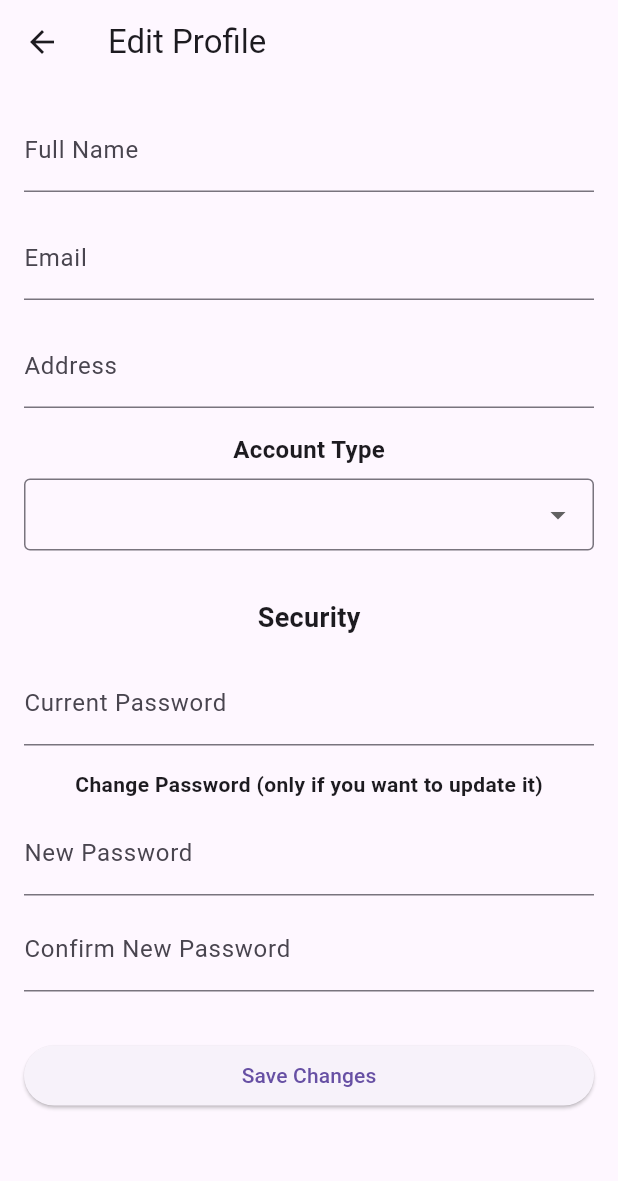
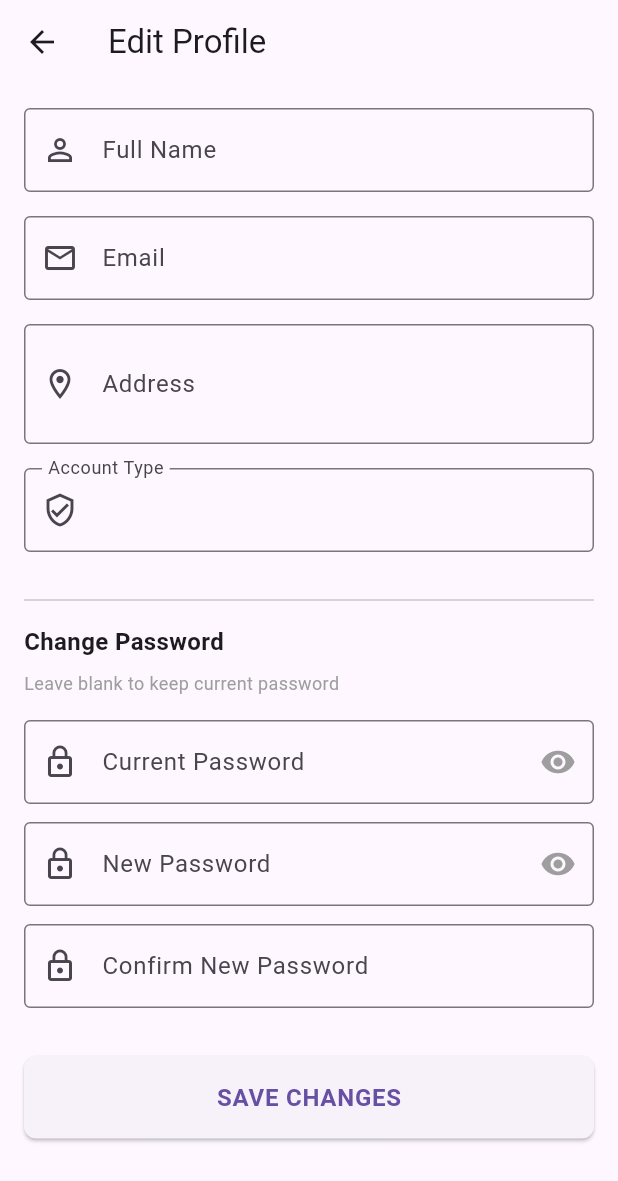
Before and after one commit to salehsaid072/final_project, a Flutter app: the EditProfileScreen screen opened directly with empty values, on a phone screen of 412 x 824 dp. Shown: the top 1181 px of the screen. Run offline on Flutter 3.47's test engine with Material 3 defaults, Android fonts, the phone set to English and light mode, and no system bars; our stand-ins replace cached_network_image, cloud_firestore, firebase_auth, firebase_core, firebase_storage, flutter_local_notifications and 2 more; accounts and stored records are empty.

Commit message:
edit profile

```diff
--- a/lib/buyer/buyer_homepage.dart
+++ b/lib/buyer/buyer_homepage.dart
@@ -2,6 +2,7 @@ import 'dart:async';
 import 'package:flutter/material.dart';
 import 'package:projectfrontend/notification_service.dart';
 import 'product_listing_page.dart';
+import '../profile screen/profile_screen.dart';
 
 class BuyerHomePage extends StatefulWidget {
   const BuyerHomePage({super.key});
@@ -214,7 +215,7 @@ class _BuyerHomePageState extends State<BuyerHomePage> {
           if (index == 0) {
             Navigator.pushNamed(context, '/buyer_home');
           } else if (index == 1) {
-            Navigator.pushNamed(context, '/profile screen');
+            Navigator.pushNamed(context, '/profile');
           } else if (index == 2) {
             Navigator.pushNamed(context, '/notifications');
           }
--- a/lib/profile screen/widgets/edit_profile_screen.dart
+++ b/lib/profile screen/widgets/edit_profile_screen.dart
@@ -15,7 +15,6 @@ class EditProfileScreen extends StatefulWidget {
 }
 
 class _EditProfileScreenState extends State<EditProfileScreen> {
-  final FirebaseAuth _auth = FirebaseAuth.instance;
   final _formKey = GlobalKey<FormState>();
   late TextEditingController _fullNameController;
   late TextEditingController _emailController;
@@ -23,9 +22,12 @@ class _EditProfileScreenState extends State<EditProfileScreen> {
   late TextEditingController _currentPasswordController;
   late TextEditingController _newPasswordController;
   late TextEditingController _confirmPasswordController;
+
   bool _isLoading = false;
-  String? _selectedUserType;
-  final List<String> _availableUserTypes = ['Buyer', 'Farmer'];
+  bool _isPasswordVisible = false;
+
+  // User type should not be changed by the user
+  late String _userType;
 
   @override
   void initState() {
@@ -36,7 +38,7 @@ class _EditProfileScreenState extends State<EditProfileScreen> {
     _currentPasswordController = TextEditingController();
     _newPasswordController = TextEditingController();
     _confirmPasswordController = TextEditingController();
-    _selectedUserType = widget.user.userType;
+    _userType = widget.user.userType;
   }
 
   @override
@@ -50,19 +52,56 @@ class _EditProfileScreenState extends State<EditProfileScreen> {
     super.dispose();
   }
 
+  // Validate required fields
+  String? _validateRequired(String? value, String fieldName) {
+    if (value == null || value.trim().isEmpty) {
+      return 'Please enter your $fieldName';
+    }
+    return null;
+  }
+
+  // Validate email format
+  String? _validateEmail(String? value) {
+    if (value == null || value.trim().isEmpty) {
+      return 'Please enter your email';
+    }
+    if (!RegExp(r'^[\w-\.]+@([\w-]+\.)+[\w-]{2,4}$').hasMatch(value)) {
+      return 'Please enter a valid email address';
+    }
+    return null;
+  }
+
+  // Validate password strength
+  String? _validatePassword(String? value) {
+    if (value == null || value.isEmpty) return null;
+    if (value.length < 6) {
+      return 'Password must be at least 6 characters';
+    }
+    return null;
+  }
+
+  // Validate password confirmation
+  String? _validateConfirmPassword(String? value) {
+    if (value != _newPasswordController.text) {
+      return 'Passwords do not match';
+    }
+    return null;
+  }
+
   Future<void> _saveChanges() async {
     if (!_formKey.currentState!.validate()) return;
 
-    // Only require current password if email or password is being changed
+    final isPasswordChanging = _newPasswordController.text.isNotEmpty;
     final isEmailChanging = _emailController.text.trim() != widget.user.email;
-    final isPasswordChanging = _newPasswordController.text.isNotEmpty;
 
+    // Require current password for sensitive changes
     if ((isEmailChanging || isPasswordChanging) && _currentPasswordController.text.isEmpty) {
       if (mounted) {
         ScaffoldMessenger.of(context).showSnackBar(
           const SnackBar(
             content: Text('Current password is required to update email or password'),
             backgroundColor: Colors.orange,
+            duration: Duration(seconds: 3),
           ),
         );
       }
@@ -73,20 +112,6 @@ class _EditProfileScreenState extends State<EditProfileScreen> {
 
     try {
       final authService = Provider.of<AuthService>(context, listen: false);
-      final currentUser = _auth.currentUser;
-
-      if (currentUser == null) {
-        throw Exception('User not authenticated');
-      }
-
-      // Only reauthenticate if changing email or password
-      if (isEmailChanging || isPasswordChanging) {
-        final credential = EmailAuthProvider.credential(
-          email: widget.user.email,
-          password: _currentPasswordController.text,
-        );
-        await currentUser.reauthenticateWithCredential(credential);
-      }
 
       // Update email if changed
       if (isEmailChanging) {
@@ -96,7 +121,7 @@ class _EditProfileScreenState extends State<EditProfileScreen> {
         );
       }
 
-      // Update password if new password is provided
+      // Update password if changed
       if (isPasswordChanging) {
         await authService.updatePassword(
           _currentPasswordController.text,
@@ -104,19 +129,12 @@ class _EditProfileScreenState extends State<EditProfileScreen> {
         );
       }
 
-      // Update user data in Firestore
-      final userUpdates = {
-        'fullName': _fullNameController.text.trim(),
-        if (isEmailChanging) 'email': _emailController.text.trim(),
-        'address': _addressController.text.trim(),
-        'userType': _selectedUserType,
-        'updatedAt': FieldValue.serverTimestamp(),
-      };
-
-      await FirebaseFirestore.instance
-          .collection('users')
-          .doc(widget.user.id)
-          .update(userUpdates);
+      // Update user profile
+      await authService.updateProfile(
+        fullName: _fullNameController.text.trim(),
+        address: _addressController.text.trim(),
+        userType: _userType,
+      );
 
       if (mounted) {
         ScaffoldMessenger.of(context).showSnackBar(
@@ -139,10 +157,10 @@ class _EditProfileScreenState extends State<EditProfileScreen> {
           errorMessage = 'Email is already in use by another account';
           break;
         case 'requires-recent-login':
-          errorMessage = 'Please log in again to update your email';
+          errorMessage = 'Session expired. Please log in again to continue';
           break;
         case 'weak-password':
-          errorMessage = 'Password is too weak';
+          errorMessage = 'Password is too weak. Please choose a stronger password';
           break;
         default:
           errorMessage = e.message ?? 'An unknown error occurred';
@@ -161,7 +179,7 @@ class _EditProfileScreenState extends State<EditProfileScreen> {
       if (mounted) {
         ScaffoldMessenger.of(context).showSnackBar(
           SnackBar(
-            content: Text('An error occurred: ${e.toString()}'),
+            content: Text('Failed to update profile: ${e.toString()}'),
             backgroundColor: Colors.red,
             duration: const Duration(seconds: 3),
           ),
@@ -174,8 +192,17 @@ class _EditProfileScreenState extends State<EditProfileScreen> {
     }
   }
 
+  // Toggle password visibility
+  void _togglePasswordVisibility() {
+    setState(() {
+      _isPasswordVisible = !_isPasswordVisible;
+    });
+  }
+
   @override
   Widget build(BuildContext context) {
+    final theme = Theme.of(context);
+
     return Scaffold(
       appBar: AppBar(
         title: const Text('Edit Profile'),
@@ -192,134 +219,161 @@ class _EditProfileScreenState extends State<EditProfileScreen> {
         child: Form(
           key: _formKey,
           child: Column(
+            crossAxisAlignment: CrossAxisAlignment.stretch,
             children: [
+              // Full Name Field
               TextFormField(
                 controller: _fullNameController,
-                decoration: const InputDecoration(labelText: 'Full Name'),
-                validator: (value) {
-                  if (value == null || value.isEmpty) {
-                    return 'Please enter your full name';
-                  }
-                  return null;
-                },
+                decoration: const InputDecoration(
+                  labelText: 'Full Name',
+                  prefixIcon: Icon(Icons.person_outline),
+                  border: OutlineInputBorder(),
+                ),
+                textInputAction: TextInputAction.next,
+                validator: (value) => _validateRequired(value, 'full name'),
               ),
-              const SizedBox(height: 16),
+              const SizedBox(height: 16.0),
+
+              // Email Field
               TextFormField(
                 controller: _emailController,
-                decoration: const InputDecoration(labelText: 'Email'),
+                decoration: const InputDecoration(
+                  labelText: 'Email',
+                  prefixIcon: Icon(Icons.email_outlined),
+                  border: OutlineInputBorder(),
+                ),
                 keyboardType: TextInputType.emailAddress,
-                validator: (value) {
-                  if (value == null || value.isEmpty) {
-                    return 'Please enter your email';
-                  }
-                  if (!value.contains('@')) {
-                    return 'Please enter a valid email';
-                  }
-                  return null;
-                },
+                textInputAction: TextInputAction.next,
+                validator: _validateEmail,
               ),
-              const SizedBox(height: 16),
+              const SizedBox(height: 16.0),
+
+              // Address Field
               TextFormField(
                 controller: _addressController,
-                decoration: const InputDecoration(labelText: 'Address'),
-                validator: (value) {
-                  if (value == null || value.isEmpty) {
-                    return 'Please enter your address';
-                  }
-                  return null;
-                },
+                decoration: const InputDecoration(
+                  labelText: 'Address',
+                  prefixIcon: Icon(Icons.location_on_outlined),
+                  border: OutlineInputBorder(),
+                ),
+                maxLines: 2,
+                textInputAction: TextInputAction.next,
+                validator: (value) => _validateRequired(value, 'address'),
               ),
-              const SizedBox(height: 16),
+
+              // User Type Display (Read-only)
+              const SizedBox(height: 16.0),
+              InputDecorator(
+                decoration: const InputDecoration(
+                  labelText: 'Account Type',
+                  prefixIcon: Icon(Icons.verified_user_outlined),
+                  border: OutlineInputBorder(),
+                  contentPadding: EdgeInsets.symmetric(vertical: 16.0, horizontal: 12.0),
+                ),
+                child: Text(
+                  _userType,
+                  style: theme.textTheme.bodyLarge,
+                ),
+              ),
+
+              // Password Change Section
+              const SizedBox(height: 24.0),
+              const Divider(),
+              const SizedBox(height: 8.0),
               const Text(
-                'Account Type',
+                'Change Password',
                 style: TextStyle(fontSize: 16, fontWeight: FontWeight.bold),
               ),
-              const SizedBox(height: 8),
-              DropdownButtonFormField<String>(
-                value: _selectedUserType,
-                decoration: const InputDecoration(
-                  border: OutlineInputBorder(),
-                  contentPadding: EdgeInsets.symmetric(
-                    horizontal: 12,
-                    vertical: 8,
+              const SizedBox(height: 8.0),
+              const Text(
+                'Leave blank to keep current password',
+                style: TextStyle(fontSize: 12, color: Colors.grey),
+              ),
+              const SizedBox(height: 16.0),
+
+              // Current Password
+              TextFormField(
+                controller: _currentPasswordController,
+                decoration: InputDecoration(
+                  labelText: 'Current Password',
+                  prefixIcon: const Icon(Icons.lock_outline),
+                  border: const OutlineInputBorder(),
+                  suffixIcon: IconButton(
+                    icon: Icon(
+                      _isPasswordVisible ? Icons.visibility_off : Icons.visibility,
+                      color: Colors.grey,
+                    ),
+                    onPressed: _togglePasswordVisibility,
                   ),
                 ),
-                items: _availableUserTypes.map((type) {
-                  return DropdownMenuItem(
-                    value: type.toLowerCase(),
-                    child: Text(type),
-                  );
-                }).toList(),
-                onChanged: (String? newValue) {
-                  if (newValue != null) {
-                    setState(() {
-                      _selectedUserType = newValue;
-                    });
-                  }
-                },
+                obscureText: !_isPasswordVisible,
+                textInputAction: TextInputAction.next,
               ),
-              const SizedBox(height: 16),
-              const SizedBox(height: 16),
+              const SizedBox(height: 12.0),
 
-              const Text(
-                'Security',
-                style: TextStyle(fontSize: 18, fontWeight: FontWeight.bold),
-              ),
-              const SizedBox(height: 16),
-              TextFormField(
-                controller: _currentPasswordController,
-                decoration: const InputDecoration(
-                  labelText: 'Current Password',
-                  hintText: 'Required only for email or password changes',
-                ),
-                obscureText: true,
-              ),
-              const SizedBox(height: 16),
-              const Text(
-                'Change Password (only if you want to update it)',
-                style: TextStyle(fontWeight: FontWeight.bold, fontSize: 14),
-              ),
-              const SizedBox(height: 8),
+              // New Password
               TextFormField(
                 controller: _newPasswordController,
-                decoration: const InputDecoration(
+                decoration: InputDecoration(
                   labelText: 'New Password',
-                  hintText: 'Leave empty to keep current password',
+                  prefixIcon: const Icon(Icons.lock_outline),
+                  border: const OutlineInputBorder(),
+                  suffixIcon: IconButton(
+                    icon: Icon(
+                      _isPasswordVisible ? Icons.visibility_off : Icons.visibility,
+                      color: Colors.grey,
+                    ),
+                    onPressed: _togglePasswordVisibility,
+                  ),
                 ),
-                obscureText: true,
-                validator: (value) {
-                  if (value != null && value.isNotEmpty && value.length < 6) {
-                    return 'Password must be at least 6 characters';
-                  }
-                  return null;
-                },
+                obscureText: !_isPasswordVisible,
+                textInputAction: TextInputAction.next,
+                validator: _validatePassword,
               ),
-              const SizedBox(height: 8),
+              const SizedBox(height: 12.0),
+
+              // Confirm New Password
               TextFormField(
                 controller: _confirmPasswordController,
                 decoration: const InputDecoration(
                   labelText: 'Confirm New Password',
-                  hintText: 'Only if changing password',
+                  prefixIcon: Icon(Icons.lock_outline),
+                  border: OutlineInputBorder(),
                 ),
-                obscureText: true,
-                validator: (value) {
-                  if (_newPasswordController.text.isNotEmpty) {
-                    if (value == null || value.isEmpty) {
-                      return 'Please confirm your new password';
-                    }
-                    if (value != _newPasswordController.text) {
-                      return 'Passwords do not match';
-                    }
-                  }
-                  return null;
-                },
+                obscureText: !_isPasswordVisible,
+                textInputAction: TextInputAction.done,
+                validator: _validateConfirmPassword,
               ),
-              const SizedBox(height: 32),
+
+              // Save Button
+              const SizedBox(height: 32.0),
               SizedBox(
                 width: double.infinity,
                 child: ElevatedButton(
                   onPressed: _isLoading ? null : _saveChanges,
-                  child: const Text('Save Changes'),
+                  style: ElevatedButton.styleFrom(
+                    padding: const EdgeInsets.symmetric(vertical: 16.0),
+                    shape: RoundedRectangleBorder(
+                      borderRadius: BorderRadius.circular(8.0),
+                    ),
+                  ),
+                  child: _isLoading
+                      ? const SizedBox(
+                          width: 24,
+                          height: 24,
+                          child: CircularProgressIndicator(
+                            strokeWidth: 2,
+                            valueColor: AlwaysStoppedAnimation<Color>(Colors.white),
+                          ),
+                        )
+                      : const Text(
+                          'SAVE CHANGES',
+                          style: TextStyle(
+                            fontSize: 16,
+                            fontWeight: FontWeight.bold,
+                            letterSpacing: 0.5,
+                          ),
+                        ),
                 ),
               ),
             ],
--- a/lib/services/auth_service.dart
+++ b/lib/services/auth_service.dart
@@ -1,12 +1,19 @@
+import 'package:flutter/foundation.dart';
 import 'package:firebase_auth/firebase_auth.dart';
 import 'package:cloud_firestore/cloud_firestore.dart';
 import '../models/user.dart';
-class AuthService {
+
+class AuthService extends ChangeNotifier {
   final FirebaseAuth _auth = FirebaseAuth.instance;
   final FirebaseFirestore _firestore = FirebaseFirestore.instance;
 
   // Get current user
   User? get currentUser => _auth.currentUser;
+
+  // Notify listeners when something changes
+  void notifyAuthStateChanged() {
+    notifyListeners();
+  }
 
   // Auth state changes
   Stream<User?> get authStateChanges => _auth.authStateChanges();
@@ -43,6 +50,9 @@ class AuthService {
 
       // Send email verification
       await userCredential.user?.sendEmailVerification();
+
+      // Notify listeners
+      notifyListeners();
 
       return user;
     } on FirebaseAuthException catch (e) {
@@ -118,6 +128,7 @@ class AuthService {
       await _firestore.collection('users').doc(user.uid).update({
         'email': newEmail,
       });
+      notifyListeners();
     } on FirebaseAuthException catch (e) {
       throw Exception(_handleAuthException(e));
     }
@@ -141,6 +152,7 @@ class AuthService {
 
       // Update password
       await user.updatePassword(newPassword);
+      notifyListeners();
     } on FirebaseAuthException catch (e) {
       throw Exception(_handleAuthException(e));
     }
@@ -163,6 +175,7 @@ class AuthService {
       if (profilePicture != null) updates['profilePicture'] = profilePicture;
 
       await _firestore.collection('users').doc(user.uid).update(updates);
+      notifyListeners();
     } on FirebaseAuthException catch (e) {
       throw Exception(_handleAuthException(e));
     }
```
Also changed, not shown: lib/main.dart (+11 -1 lines), lib/profile screen/profile_screen.dart (+142 -21 lines).
